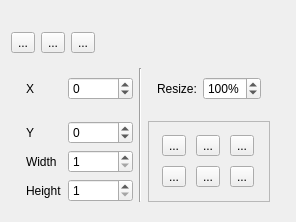
Above: src/widgets/geometrywidget_ui.ui from KDE/kdenlive before the change. Below: the same form after it.
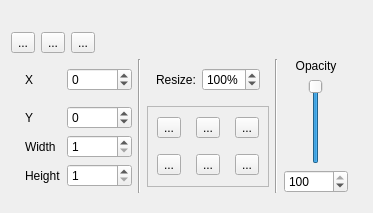
That is the form after the change.

Commit message: Add Opacity controls to new geometry widget

The edit to the form file:
```diff
--- a/src/widgets/geometrywidget_ui.ui
+++ b/src/widgets/geometrywidget_ui.ui
@@ -6,8 +6,8 @@
    <rect>
     <x>0</x>
     <y>0</y>
-    <width>285</width>
-    <height>187</height>
+    <width>373</width>
+    <height>191</height>
    </rect>
   </property>
   <property name="windowTitle">
@@ -17,6 +17,15 @@
    <item row="1" column="1">
     <widget class="QWidget" name="widgetGeometry" native="true">
      <layout class="QGridLayout" name="gridLayout_3">
+      <property name="leftMargin">
+       <number>0</number>
+      </property>
+      <property name="topMargin">
+       <number>0</number>
+      </property>
+      <property name="rightMargin">
+       <number>0</number>
+      </property>
       <item row="0" column="0">
        <widget class="QLabel" name="label">
         <property name="text">
@@ -24,16 +33,6 @@
         </property>
        </widget>
       </item>
-      <item row="2" column="1">
-       <widget class="QSpinBox" name="spinY">
-        <property name="minimum">
-         <number>-10000</number>
-        </property>
-        <property name="maximum">
-         <number>10000</number>
-        </property>
-       </widget>
-      </item>
       <item row="0" column="1">
        <widget class="QSpinBox" name="spinX">
         <property name="minimum">
@@ -44,47 +43,6 @@
         </property>
        </widget>
       </item>
-      <item row="2" column="0">
-       <widget class="QLabel" name="label_2">
-        <property name="text">
-         <string>Y</string>
-        </property>
-       </widget>
-      </item>
-      <item row="3" column="0">
-       <widget class="QLabel" name="label_3">
-        <property name="text">
-         <string>Width</string>
-        </property>
-       </widget>
-      </item>
-      <item row="3" column="1">
-       <widget class="QSpinBox" name="spinWidth">
-        <property name="minimum">
-         <number>1</number>
-        </property>
-        <property name="maximum">
-         <number>10000</number>
-        </property>
-       </widget>
-      </item>
-      <item row="4" column="0">
-       <widget class="QLabel" name="label_4">
-        <property name="text">
-         <string>Height</string>
-        </property>
-       </widget>
-      </item>
-      <item row="4" column="1">
-       <widget class="QSpinBox" name="spinHeight">
-        <property name="minimum">
-         <number>1</number>
-        </property>
-        <property name="maximum">
-         <number>10000</number>
-        </property>
-       </widget>
-      </item>
       <item row="0" column="3">
        <widget class="QWidget" name="widget" native="true">
         <layout class="QHBoxLayout" name="horizontalLayout">
@@ -114,7 +72,158 @@
         </layout>
        </widget>
       </item>
-      <item row="2" column="3" rowspan="3">
+      <item row="0" column="2" rowspan="5">
+       <widget class="Line" name="line">
+        <property name="orientation">
+         <enum>Qt::Vertical</enum>
+        </property>
+       </widget>
+      </item>
+      <item row="0" column="4" rowspan="5">
+       <widget class="QWidget" name="widgetOpacity" native="true">
+        <layout class="QGridLayout" name="gridLayout_5">
+         <property name="margin">
+          <number>0</number>
+         </property>
+         <item row="0" column="1">
+          <widget class="QLabel" name="label_6">
+           <property name="text">
+            <string>Opacity</string>
+           </property>
+           <property name="alignment">
+            <set>Qt::AlignCenter</set>
+           </property>
+          </widget>
+         </item>
+         <item row="2" column="1">
+          <widget class="QSpinBox" name="spinOpacity">
+           <property name="maximum">
+            <number>100</number>
+           </property>
+           <property name="value">
+            <number>100</number>
+           </property>
+          </widget>
+         </item>
+         <item row="0" column="0" rowspan="3">
+          <widget class="Line" name="line_2">
+           <property name="orientation">
+            <enum>Qt::Vertical</enum>
+           </property>
+          </widget>
+         </item>
+         <item row="1" column="1">
+          <widget class="QWidget" name="widget_2" native="true">
+           <property name="sizePolicy">
+            <sizepolicy hsizetype="Preferred" vsizetype="Preferred">
+             <horstretch>0</horstretch>
+             <verstretch>0</verstretch>
+            </sizepolicy>
+           </property>
+           <layout class="QHBoxLayout" name="horizontalLayout_2">
+            <property name="spacing">
+             <number>0</number>
+            </property>
+            <property name="margin">
+             <number>0</number>
+            </property>
+            <item>
+             <spacer name="horizontalSpacer_4">
+              <property name="orientation">
+               <enum>Qt::Horizontal</enum>
+              </property>
+              <property name="sizeHint" stdset="0">
+               <size>
+                <width>40</width>
+                <height>20</height>
+               </size>
+              </property>
+             </spacer>
+            </item>
+            <item>
+             <widget class="QSlider" name="sliderOpacity">
+              <property name="maximum">
+               <number>100</number>
+              </property>
+              <property name="value">
+               <number>100</number>
+              </property>
+              <property name="orientation">
+               <enum>Qt::Vertical</enum>
+              </property>
+             </widget>
+            </item>
+            <item>
+             <spacer name="horizontalSpacer_5">
+              <property name="orientation">
+               <enum>Qt::Horizontal</enum>
+              </property>
+              <property name="sizeHint" stdset="0">
+               <size>
+                <width>40</width>
+                <height>20</height>
+               </size>
+              </property>
+             </spacer>
+            </item>
+           </layout>
+          </widget>
+         </item>
+        </layout>
+       </widget>
+      </item>
+      <item row="1" column="1">
+       <widget class="QSpinBox" name="spinY">
+        <property name="minimum">
+         <number>-10000</number>
+        </property>
+        <property name="maximum">
+         <number>10000</number>
+        </property>
+       </widget>
+      </item>
+      <item row="1" column="0">
+       <widget class="QLabel" name="label_2">
+        <property name="text">
+         <string>Y</string>
+        </property>
+       </widget>
+      </item>
+      <item row="2" column="0">
+       <widget class="QLabel" name="label_3">
+        <property name="text">
+         <string>Width</string>
+        </property>
+       </widget>
+      </item>
+      <item row="2" column="1">
+       <widget class="QSpinBox" name="spinWidth">
+        <property name="minimum">
+         <number>1</number>
+        </property>
+        <property name="maximum">
+         <number>10000</number>
+        </property>
+       </widget>
+      </item>
+      <item row="3" column="0">
+       <widget class="QLabel" name="label_4">
+        <property name="text">
+         <string>Height</string>
+        </property>
+       </widget>
+      </item>
+      <item row="3" column="1">
+       <widget class="QSpinBox" name="spinHeight">
+        <property name="minimum">
+         <number>1</number>
+        </property>
+        <property name="maximum">
+         <number>10000</number>
+        </property>
+       </widget>
+      </item>
+      <item row="1" column="3" rowspan="3">
        <widget class="QFrame" name="frame">
         <property name="frameShape">
          <enum>QFrame::StyledPanel</enum>
@@ -123,6 +232,9 @@
          <enum>QFrame::Raised</enum>
         </property>
         <layout class="QGridLayout" name="gridLayout_2">
+         <property name="margin">
+          <number>0</number>
+         </property>
          <item row="0" column="0">
           <widget class="QToolButton" name="buttonMoveLeft">
            <property name="text">
```
Left out of the diff: 7 changed lines with no effect on the pictures. The commit also changes 5 other files.
